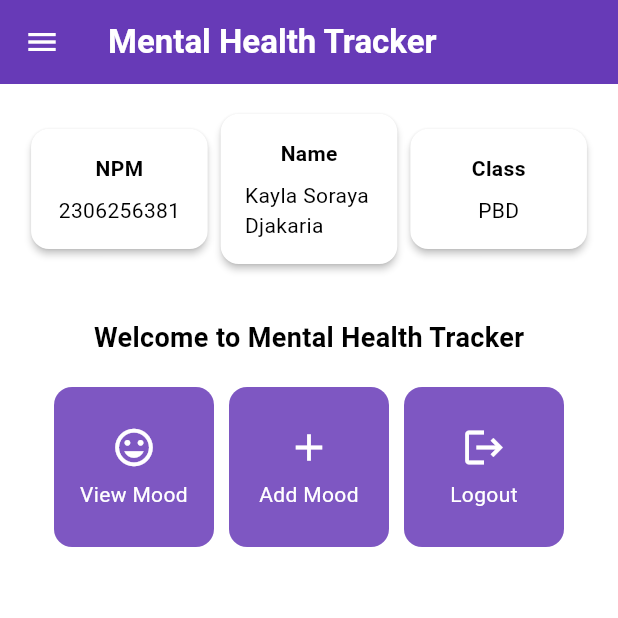
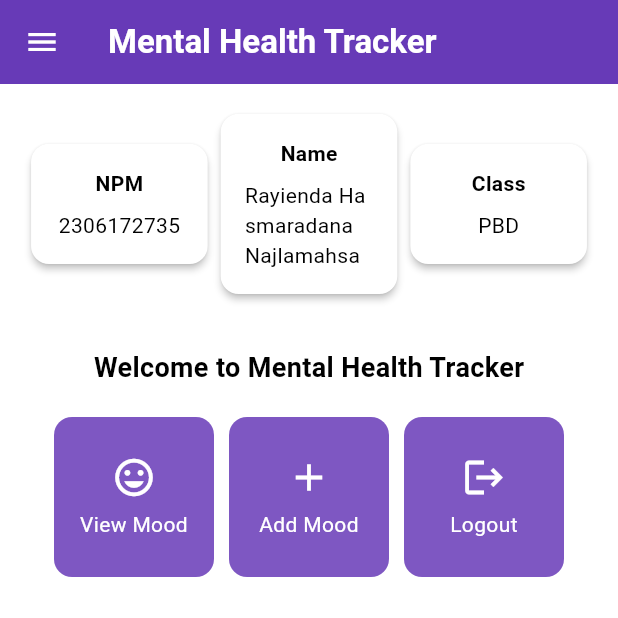
Before and after one commit to rayienda/mental-health-tracker-mobile, a Flutter app: the screen it shows after launch, on a phone screen of 412 x 824 dp, the top half of it. Run offline on Flutter 3.47's test engine with Material 3 defaults, Android fonts, the phone set to English and light mode, and no system bars.

Commit message:
done tutorial 7

```diff
--- a/lib/screens/menu.dart
+++ b/lib/screens/menu.dart
@@ -3,8 +3,8 @@ import 'package:mental_health_tracker/widgets/left_drawer.dart';
 import 'package:mental_health_tracker/widgets/mood_card.dart';
 
 class MyHomePage extends StatelessWidget {
-  final String npm = '2306256381'; // NPM
-  final String name = 'Kayla Soraya Djakaria'; // Name
+  final String npm = '2306172735'; // NPM
+  final String name = 'Rayienda Hasmaradana Najlamahsa'; // Name
   final String className = 'PBD'; // Class
   final List<ItemHomepage> items = [
          ItemHomepage("View Mood", Icons.mood),
```
